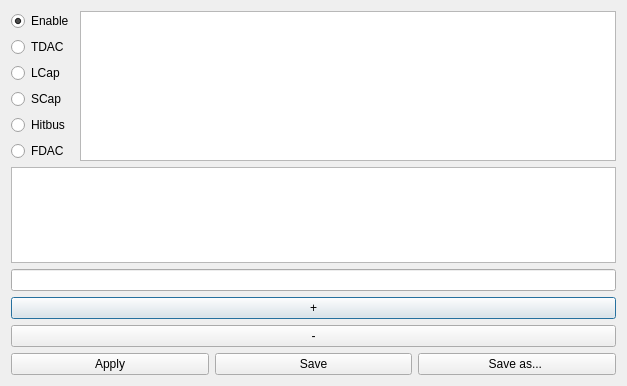
Old version of the form gui/YarrGui/editcfgdialog.ui in the repository Yarr/Yarr.
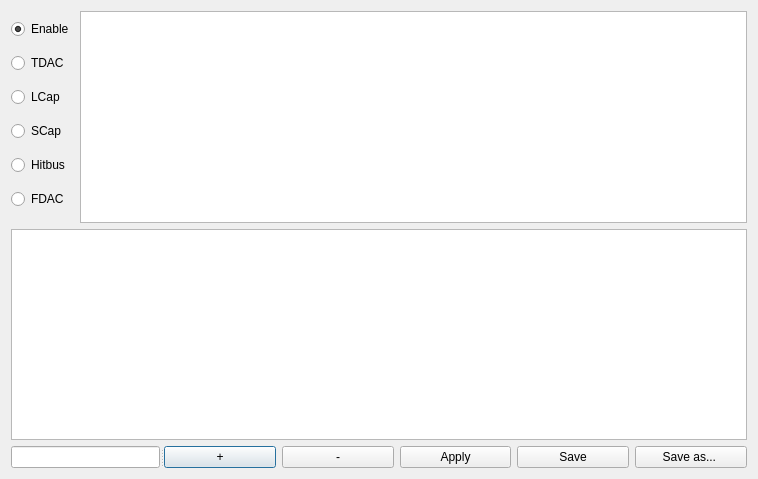
New version of the form.

```diff
--- a/gui/YarrGui/editcfgdialog.ui
+++ b/gui/YarrGui/editcfgdialog.ui
@@ -6,8 +6,8 @@
    <rect>
     <x>0</x>
     <y>0</y>
-    <width>627</width>
-    <height>386</height>
+    <width>758</width>
+    <height>479</height>
    </rect>
   </property>
   <property name="windowTitle">
@@ -74,8 +74,13 @@
     <widget class="QTableWidget" name="tableLegend"/>
    </item>
    <item>
+    <widget class="QSplitter" name="splitter">
+     <property name="orientation">
+      <enum>Qt::Horizontal</enum>
+     </property>
     <widget class="QLineEdit" name="linePosInfo"/>
-   </item>
+     <widget class="QWidget" name="">
+      <layout class="QHBoxLayout" name="horizontalLayout_2">
    <item>
     <widget class="QPushButton" name="zoomInButton">
      <property name="text">
@@ -91,8 +96,6 @@
     </widget>
    </item>
    <item>
-    <layout class="QHBoxLayout" name="horizontalLayout_2">
-     <item>
       <widget class="QPushButton" name="applyButton">
        <property name="toolTip">
         <string>Load this configuration into FE, but don't update the config's file representation</string>
@@ -132,6 +135,8 @@
       </widget>
      </item>
     </layout>
+     </widget>
+    </widget>
    </item>
   </layout>
  </widget>
```
Lines whose indentation alone changed are shown as unchanged.
